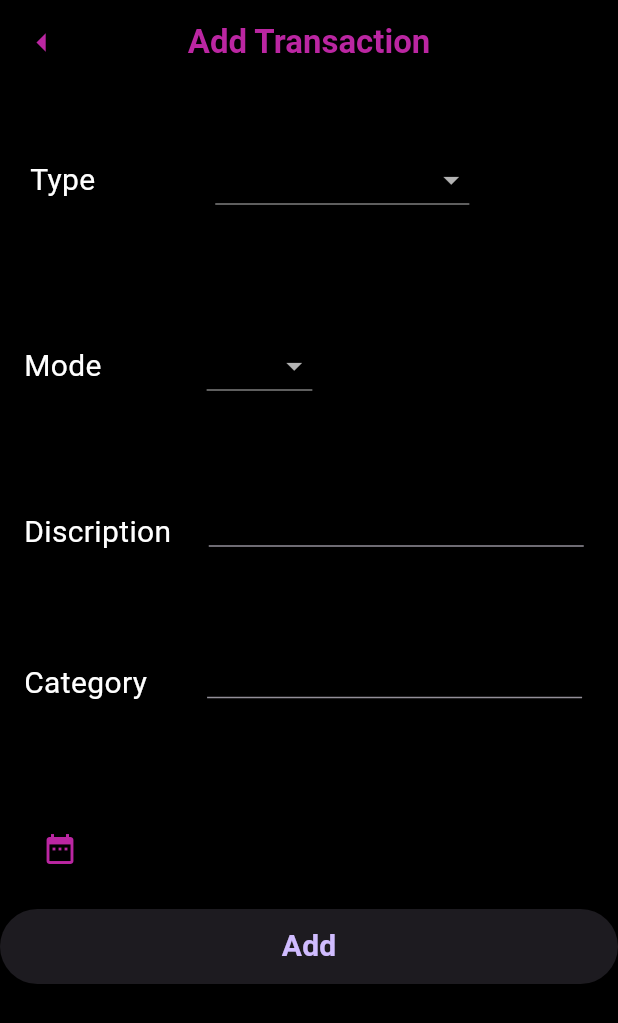
After one commit to kunal-umap/Expances_Manager, a Flutter app: the add_Transaction screen opened directly, on a phone screen of 412 x 824 dp. The commit adds this screen. Shown: the top 1023 px of the screen. Run offline on Flutter 3.47's test engine with Material 2 defaults, Android fonts, the light colour scheme and no system bars; our stand-ins replace fl_chart; network calls fail.

Commit message:
Minor Transaction Update

```diff
--- a/lib/pages/Home/Home_Wedgets/floating_button/floating_button.dart
+++ b/lib/pages/Home/Home_Wedgets/floating_button/floating_button.dart
@@ -1 +1,16 @@
 import "package:flutter/material.dart";
+
+class FloatingButton extends StatelessWidget {
+  const FloatingButton({super.key});
+
+  @override
+  Widget build(BuildContext context) {
+    return Scaffold(
+      floatingActionButton: FloatingActionButton(
+        onPressed: () {},
+        backgroundColor: const Color.fromARGB(255, 160, 25, 184),
+        child: const Icon(Icons.add),
+      ),
+    );
+  }
+}
--- a/lib/pages/Home/home.dart
+++ b/lib/pages/Home/home.dart
@@ -2,6 +2,7 @@
 import 'package:expances_management/pages/Home/Home_Wedgets/TopBar/title.dart';
 import 'package:expances_management/pages/Home/Home_Wedgets/TopBar/topbar_menu.dart';
 import 'package:expances_management/pages/Home/Home_Wedgets/Transection/transection.dart';
+import 'package:expances_management/pages/TransactionPage/Add_TransactionPage.dart';
 import 'package:flutter/material.dart';
 
 class Home extends StatefulWidget {
@@ -43,6 +44,21 @@ class _bottom_barState extends State<Home> {
               label: "Transaction",
             ),
           ]),
+      floatingActionButtonLocation: FloatingActionButtonLocation.miniEndFloat,
+      floatingActionButton: FloatingActionButton(
+        elevation: 10.0,
+        foregroundColor: Colors.black,
+        onPressed: () {
+          Navigator.of(context).push(
+            MaterialPageRoute(
+              builder: (context) => const add_Transaction(),
+            ),
+          );
+        },
+        backgroundColor: const Color.fromARGB(255, 160, 25, 184),
+        shape: const CircleBorder(),
+        child: const Icon(Icons.add),
+      ),
     );
   }
 }
--- /dev/null
+++ b/lib/pages/TransactionPage/Add_TransactionPage.dart
@@ -0,0 +1,168 @@
+import 'package:expances_management/pages/Home/home.dart';
+import 'package:flutter/material.dart';
+import 'package:flutter/services.dart';
+
+class add_Transaction extends StatefulWidget {
+  const add_Transaction({super.key});
+
+  @override
+  State<add_Transaction> createState() => _add_TransactionState();
+}
+
+class _add_TransactionState extends State<add_Transaction> {
+  var valueChoos = " ";
+  var listItem = [
+    "EXPENSE",
+    "INCOME",
+    "TRANSFER",
+    "ATM Withdeawal",
+    "Cash Received",
+    "CASHBACK"
+        "REFUND"
+  ];
+  var listItemSelected = "EXPENSES";
+  var modechoose = " ";
+  var modeItem = ["Online", "Cash"];
+  var modeItemSelected = "Online";
+
+  @override
+  Widget build(BuildContext context) {
+    return Scaffold(
+        appBar: AppBar(
+          backgroundColor: Colors.black,
+          title: const Text(
+            "Add Transaction",
+            style: TextStyle(
+                fontWeight: FontWeight.bold,
+                color: Color.fromARGB(255, 187, 38, 162)),
+          ),
+          centerTitle: true,
+          leading: IconButton(
+            onPressed: () {
+              Navigator.of(context).push(MaterialPageRoute(
+                builder: (context) => const Home(),
+              ));
+            },
+            icon: const Icon(
+              Icons.arrow_left,
+              color: Color.fromARGB(255, 187, 38, 162),
+              size: 30,
+            ),
+          ),
+        ),
+        body: Container(
+          color: Colors.black,
+          child: ListView(
+            children: [
+              SizedBox(height: 20),
+              Padding(
+                  padding: EdgeInsets.all(20.0),
+                  child: Row(
+                    mainAxisAlignment: MainAxisAlignment.start,
+                    children: [
+                      const Text(
+                        "Type",
+                        style: TextStyle(fontSize: 20, color: Colors.white),
+                      ),
+                      const SizedBox(width: 80),
+                      DropdownButton<String>(
+                          items: listItem.map((String dropDownStringItem) {
+                            return DropdownMenuItem<String>(
+                              value: dropDownStringItem,
+                              child: Text(dropDownStringItem),
+                            );
+                          }).toList(),
+                          onChanged: (newValueSelected) {
+                            setState(() {
+                              this.listItemSelected = newValueSelected!;
+                            });
+                          })
+                    ],
+                  )),
+              const SizedBox(height: 40),
+              Padding(
+                  padding: const EdgeInsets.all(16.0),
+                  child: Row(
+                    mainAxisAlignment: MainAxisAlignment.start,
+                    children: [
+                      const Text(
+                        "Mode",
+                        style: TextStyle(fontSize: 20, color: Colors.white),
+                      ),
+                      const SizedBox(width: 70),
+                      DropdownButton<String>(
+                          items: modeItem.map((String dropDownStringItem) {
+                            return DropdownMenuItem<String>(
+                              value: dropDownStringItem,
+                              child: Text(dropDownStringItem),
+                            );
+                          }).toList(),
+                          onChanged: (newModeSelected) {
+                            setState(() {
+                              this.modeItemSelected = newModeSelected!;
+                            });
+                          })
+                    ],
+                  )),
+              const SizedBox(height: 40),
+              const Padding(
+                  padding: EdgeInsets.all(16.0),
+                  child: Row(
+                    mainAxisAlignment: MainAxisAlignment.start,
+                    children: [
+                      Text(
+                        "Discription",
+                        style: TextStyle(fontSize: 20, color: Colors.white),
+                      ),
+                      SizedBox(width: 25),
+                      SizedBox(width: 250, height: 20, child: TextField())
+                    ],
+                  )),
+              const SizedBox(height: 40),
+              const Padding(
+                  padding: EdgeInsets.all(16.0),
+                  child: Row(
+                    mainAxisAlignment: MainAxisAlignment.start,
+                    children: [
+                      Text(
+                        "Category",
+                        style: TextStyle(fontSize: 20, color: Colors.white),
+                      ),
+                      SizedBox(width: 40),
+                      SizedBox(width: 250, height: 20, child: TextField())
+                    ],
+                  )),
+              const SizedBox(height: 40),
+              Padding(
+                  padding: const EdgeInsets.all(16.0),
+                  child: Row(
+                    mainAxisAlignment: MainAxisAlignment.start,
+                    children: [
+                      IconButton(
+                        onPressed: () {},
+                        icon: const Icon(
+                          Icons.date_range,
+                          color: Color.fromARGB(255, 187, 38, 162),
+                        ),
+                        tooltip: "Date",
+                      ),
+                    ],
+                  )),
+              const SizedBox(width: 60),
+              SizedBox(
+                height: 50,
+                child: ElevatedButton(
+                    onPressed: () {},
+                    child: const Text(
+                      "Add",
+                      style: TextStyle(
+                        fontWeight: FontWeight.bold,
+                        fontSize: 20,
+                      ),
+                    )),
+              ),
+            ],
+          ),
+        ));
+  }
+}
--- a/lib/pages/TransactionPage/TransactionPage.dart
+++ /dev/null
@@ -1,12 +0,0 @@
-import 'package:flutter/material.dart';
-
-class TransactionPage extends StatelessWidget {
-  const TransactionPage({super.key});
-
-  @override
-  Widget build(BuildContext context) {
-    return const Scaffold(
-      body: Column(),
-    );
-  }
-}
```
